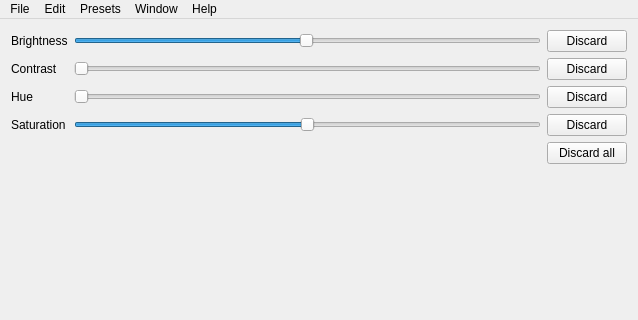
Old version of the form mainwindow.ui in the repository paszkowskiDamian/PhotoApp; both pictures show x 0 to 638 and y 0 to 320 of the 638 by 508 pixel window.
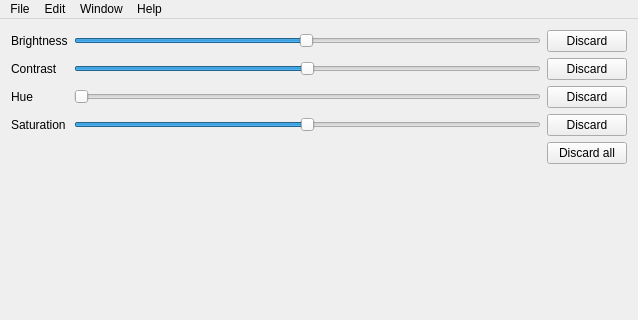
New version of the form.

Patch:
```diff
--- a/mainwindow.ui
+++ b/mainwindow.ui
@@ -93,6 +93,12 @@
     </item>
     <item row="2" column="1">
      <widget class="QSlider" name="contrast_slider">
+      <property name="minimum">
+       <number>-2550</number>
+      </property>
+      <property name="maximum">
+       <number>2550</number>
+      </property>
       <property name="tracking">
        <bool>false</bool>
       </property>
@@ -195,19 +201,9 @@
      <string>Window</string>
     </property>
     <addaction name="actionShow_preview"/>
-    <addaction name="actionResize_preview"/>
-   </widget>
-   <widget class="QMenu" name="menuPresets">
-    <property name="title">
-     <string>Presets</string>
-    </property>
-    <addaction name="separator"/>
-    <addaction name="actionCreate_Preset"/>
-    <addaction name="actionDelete_preset"/>
    </widget>
    <addaction name="menuFile"/>
    <addaction name="menuEdit"/>
-   <addaction name="menuPresets"/>
    <addaction name="menuWindow"/>
    <addaction name="menuHelp"/>
   </widget>
```
